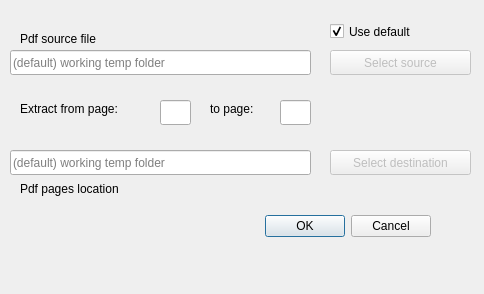
The window that Developer/QtDesignerUI/ExtractDialog.ui (preachermax/BiblionOCR) describes before a commit, drawn with Qt 5.
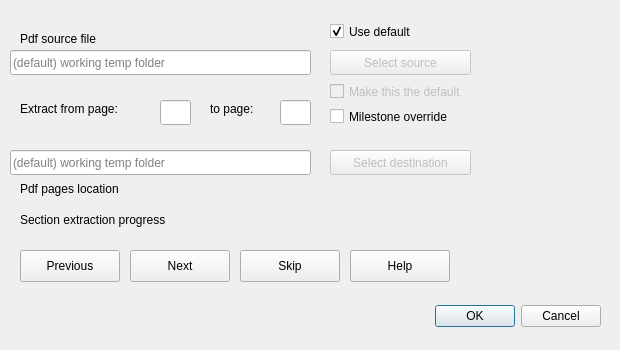
The same window after the commit. Icons and pictures are not drawn.

Commit message: feat(workflow): complete PDF staging and extraction

The edit to the form file:
```diff
--- a/Developer/QtDesignerUI/ExtractDialog.ui
+++ b/Developer/QtDesignerUI/ExtractDialog.ui
@@ -9,8 +9,8 @@
    <rect>
     <x>0</x>
     <y>0</y>
-    <width>484</width>
-    <height>294</height>
+    <width>620</width>
+    <height>350</height>
    </rect>
   </property>
   <property name="windowTitle">
@@ -19,9 +19,9 @@
   <widget class="QDialogButtonBox" name="buttonBox">
    <property name="geometry">
     <rect>
-     <x>260</x>
-     <y>210</y>
-     <width>171</width>
+    <x>420</x>
+    <y>300</y>
+    <width>181</width>
      <height>32</height>
     </rect>
    </property>
@@ -186,6 +186,35 @@
     <bool>true</bool>
    </property>
   </widget>
+  <widget class="QCheckBox" name="MakeDefaultCheckBox">
+   <property name="enabled"><bool>false</bool></property>
+   <property name="geometry"><rect><x>330</x><y>80</y><width>181</width><height>23</height></rect></property>
+   <property name="text"><string>Make this the default</string></property>
+  </widget>
+  <widget class="QCheckBox" name="MilestoneOverrideCheckBox">
+   <property name="geometry"><rect><x>330</x><y>105</y><width>181</width><height>23</height></rect></property>
+   <property name="text"><string>Milestone override</string></property>
+  </widget>
+  <widget class="QLabel" name="ProgressLabel">
+   <property name="geometry"><rect><x>20</x><y>210</y><width>581</width><height>20</height></rect></property>
+   <property name="text"><string>Section extraction progress</string></property>
+  </widget>
+  <widget class="QPushButton" name="PreviousButton">
+   <property name="geometry"><rect><x>20</x><y>250</y><width>100</width><height>32</height></rect></property>
+   <property name="text"><string>Previous</string></property>
+  </widget>
+  <widget class="QPushButton" name="NextButton">
+   <property name="geometry"><rect><x>130</x><y>250</y><width>100</width><height>32</height></rect></property>
+   <property name="text"><string>Next</string></property>
+  </widget>
+  <widget class="QPushButton" name="SkipButton">
+   <property name="geometry"><rect><x>240</x><y>250</y><width>100</width><height>32</height></rect></property>
+   <property name="text"><string>Skip</string></property>
+  </widget>
+  <widget class="QPushButton" name="HelpButton">
+   <property name="geometry"><rect><x>350</x><y>250</y><width>100</width><height>32</height></rect></property>
+   <property name="text"><string>Help</string></property>
+  </widget>
  </widget>
  <resources>
   <include location="../UI_Icons.qrc"/>
```
Left out of the diff: 5 changed lines with no effect on the pictures. The commit also changes 37 other files.
